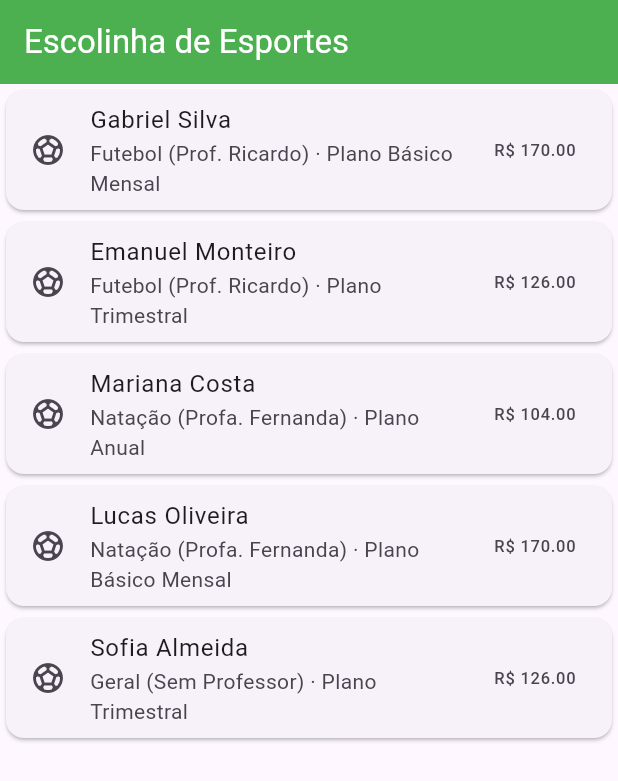
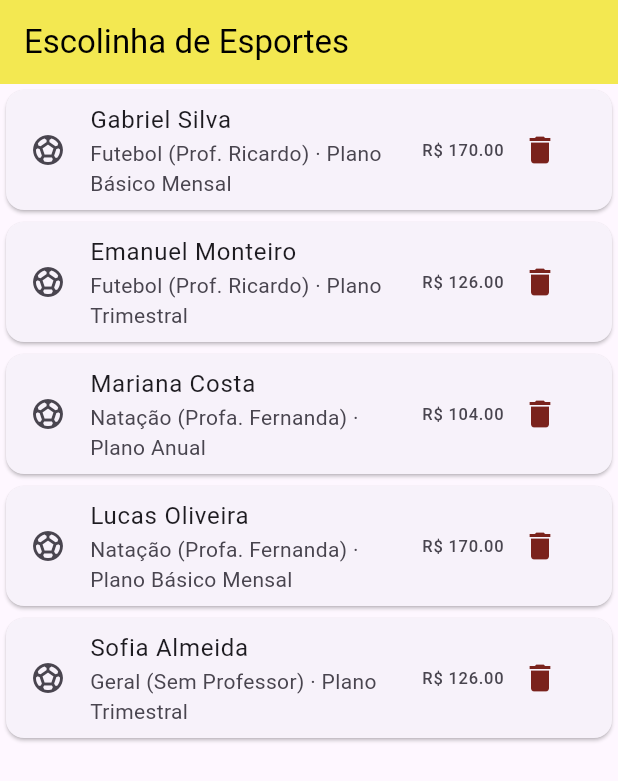
Before and after one commit to Aquino350za/Escolinha-de-Esportes, a Flutter app: the screen it shows after launch, on a phone screen of 412 x 824 dp. Shown: the top 781 px of the screen. Run offline on Flutter 3.47's test engine with Material 3 defaults, Android fonts, the phone set to English and light mode, and no system bars.

Commit message:
Remove no main

```diff
--- a/lib/main.dart
+++ b/lib/main.dart
@@ -9,11 +9,18 @@ void main() {
   runApp(const MainApp());
 }
 
-class MainApp extends StatelessWidget {
+class MainApp extends StatefulWidget {
   const MainApp({super.key});
 
   @override
-  Widget build(BuildContext context) {
+  State<MainApp> createState() => _MainAppState();
+}
+
+class _MainAppState extends State<MainApp> {
+
+  late final List<Aluno> alunos = criarAlunos();
+
+  List<Aluno> criarAlunos() {
     final profRicardo = Professor(
       idProfessor: 1,
       nome: 'Prof. Ricardo',
@@ -55,7 +62,7 @@ class MainApp extends StatelessWidget {
       descontoAnual: 20.0,
     );
 
-    final List<Aluno> alunos = [
+    final lista = <Aluno>[
       Aluno(
         idAluno: 1,
         nome: 'Gabriel Silva',
@@ -112,34 +119,67 @@ class MainApp extends StatelessWidget {
       idMensalidade: 1,
       valor: planoMensal.calcularValorFinal(),
       dataVencimento: '10/10/2026',
-      aluno: alunos[0],
+      aluno: lista[0],
       plano: planoMensal,
     );
-    alunos[0].adicionarMensalidade(mens1);
 
+    lista[0].adicionarMensalidade(mens1);
+
+    return lista;
+  }
+
+  @override
+  Widget build(BuildContext context) {
     return MaterialApp(
       debugShowCheckedModeBanner: false,
       home: Scaffold(
         appBar: AppBar(
           title: const Text('Escolinha de Esportes'),
-          backgroundColor: Colors.green,
-          foregroundColor: Colors.white,
+          backgroundColor: const Color.fromARGB(255, 243, 232, 81),
+          foregroundColor: Colors.black,
         ),
         body: ListView.builder(
           itemCount: alunos.length,
           itemBuilder: (context, index) {
             final aluno = alunos[index];
-            final nomeProf = aluno.professor?.nome ?? 'Sem Professor';
-            final modalidade = aluno.professor?.especialidade ?? 'Geral';
-            final nomePlano = aluno.plano?.nome ?? 'Sem Plano';
-            final valorFinal = aluno.plano?.calcularValorFinal() ?? 0.0;
+            final nomeProf =
+                aluno.professor?.nome ?? 'Sem Professor';
+            final modalidade =
+                aluno.professor?.especialidade ?? 'Geral';
+            final nomePlano =
+                aluno.plano?.nome ?? 'Sem Plano';
+            final valorFinal =
+                aluno.plano?.calcularValorFinal() ?? 0.0;
 
             return Card(
               child: ListTile(
                 leading: const Icon(Icons.sports_soccer),
                 title: Text(aluno.nome),
-                subtitle: Text('$modalidade ($nomeProf) · $nomePlano'),
-                trailing: Text('R\$ ${valorFinal.toStringAsFixed(2)}'),
+                subtitle: Text(
+                  '$modalidade ($nomeProf) · $nomePlano',
+                ),
+                trailing: Row(
+                  mainAxisSize: MainAxisSize.min,
+                  children: [
+                    Text(
+                      'R\$ ${valorFinal.toStringAsFixed(2)}',
+                    ),
+                    IconButton(
+                      icon: const Icon(
+                        Icons.delete,
+                        color: Color.fromARGB(255, 122, 34, 28),
+                      ),
+                      onPressed: () {
+                        setState(() {
+                          final removido = alunos.removeAt(index);
+
+                          print('ALUNO REMOVIDO: ${removido.nome}');
+                          print('ALUNOS RESTANTES: ${alunos.map((a) => a.nome).toList()}');
+                        });
+                      },
+                    ),
+                  ],
+                ),
               ),
             );
           },
```
